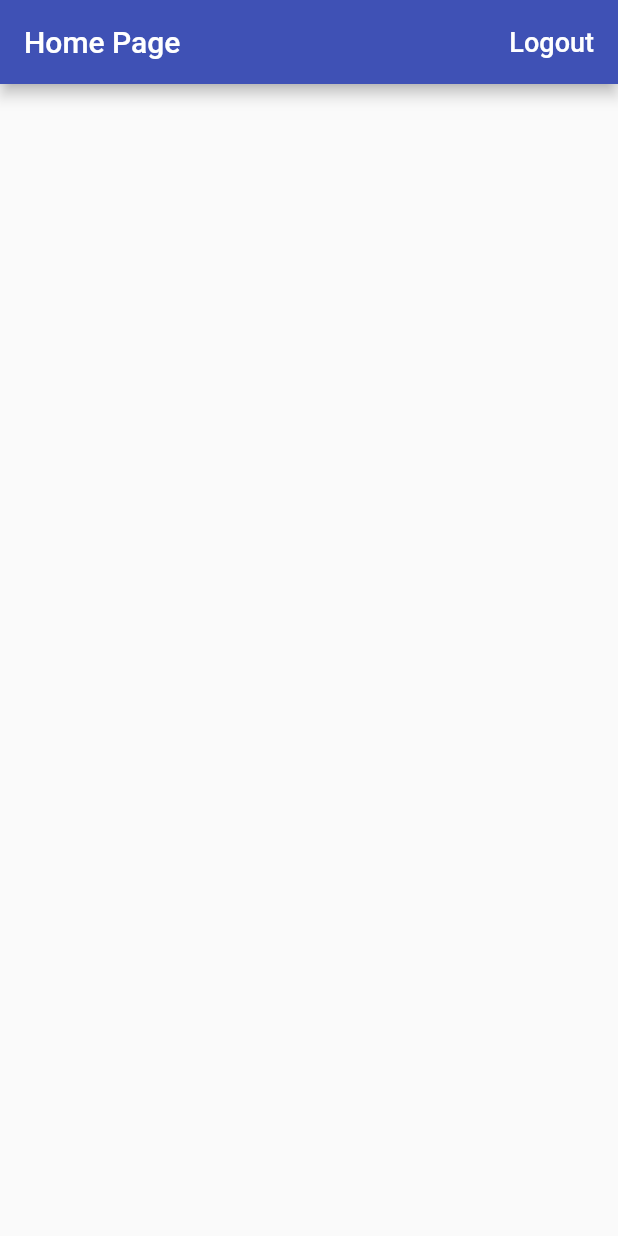
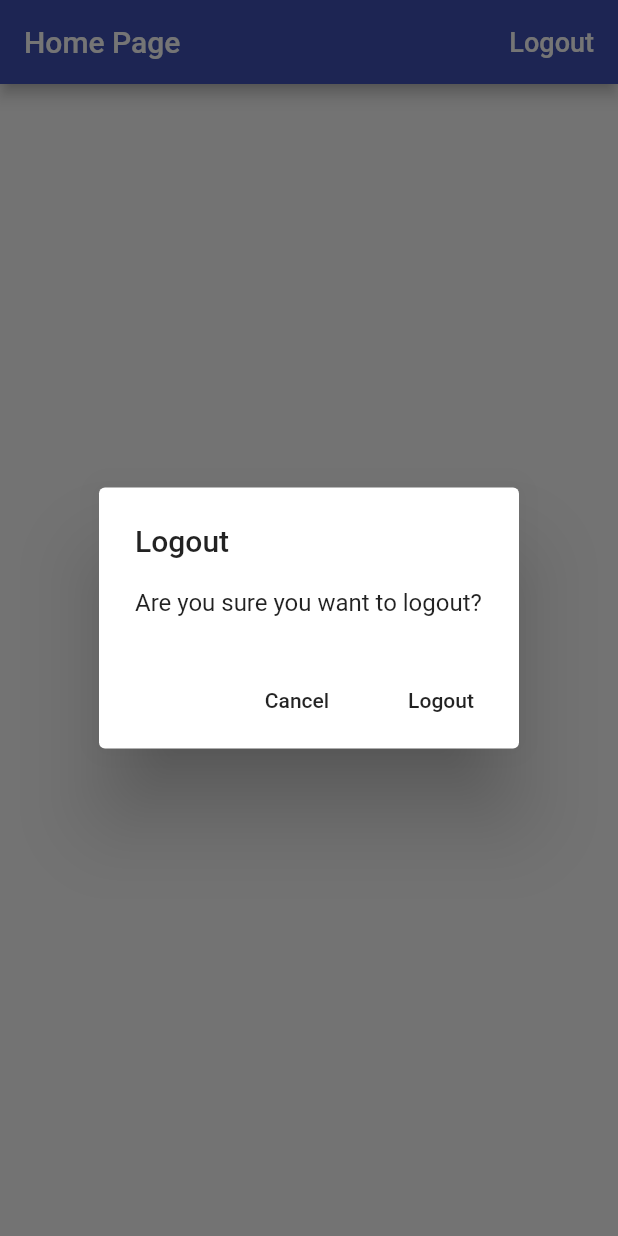
Before and after one commit to mfaraaz/time_tracker, a Flutter app: the screen it shows once a user with an empty profile is signed in, after a tap on "Logout", on a phone screen of 412 x 824 dp. Run offline on Flutter 3.47's test engine with Material 2 defaults, Android fonts, the phone set to English and light mode, and no system bars; our stand-ins replace firebase_auth, google_sign_in; missing offline and left inert: flutter_facebook_login; accounts and stored records are empty.

Commit message:
alertDialog added.

```diff
--- a/lib/app/sign_in/email_sign_in_form.dart
+++ b/lib/app/sign_in/email_sign_in_form.dart
@@ -1,8 +1,11 @@
+import 'dart:io';
+
 import 'package:flutter/material.dart';
 import 'package:flutter/services.dart';
 import 'package:time_tracker/app/sign_in/validators.dart';
 import 'package:time_tracker/services/auth.dart';
 import 'package:time_tracker/widgets/form_sign_in_button.dart';
+import 'package:time_tracker/widgets/platfrom_alert_dialog.dart';
 
 enum emailFormType { signIn, register }
 
@@ -48,7 +51,11 @@
       }
       Navigator.pop(context);
     } catch (e) {
-      print(e.toString());
+      PlatformAlertDialog(
+        title: 'Sign in failed',
+        content: e.toString(),
+        defaultActionText: 'OK',
+      ).show(context);
     } finally {
       setState(() {
         _isLoading = false;
--- a/lib/app/sign_in/home_page.dart
+++ b/lib/app/sign_in/home_page.dart
@@ -1,5 +1,6 @@
 import 'package:flutter/material.dart';
 import 'package:time_tracker/services/auth.dart';
+import 'package:time_tracker/widgets/platfrom_alert_dialog.dart';
 
 class HomePage extends StatelessWidget {
   HomePage({@required this.auth});
@@ -13,6 +14,18 @@
     }
   }
 
+  Future<void> _confirmSignOut(BuildContext context) async {
+    final didRequestSignOut = await PlatformAlertDialog(
+      title: 'Logout',
+      content: 'Are you sure you want to logout?',
+      cancelActionText: 'Cancel',
+      defaultActionText: 'Logout',
+    ).show(context);
+    if (didRequestSignOut == true) {
+      _signOut();
+    }
+  }
+
   @override
   Widget build(BuildContext context) {
     return Scaffold(
@@ -22,7 +35,7 @@
         ),
         actions: [
           FlatButton(
-              onPressed: _signOut,
+              onPressed: () => _confirmSignOut(context),
               child: Text(
                 'Logout',
                 style: TextStyle(fontSize: 18, color: Colors.white),
--- /dev/null
+++ b/lib/widgets/platform_widget.dart
@@ -0,0 +1,15 @@
+import 'dart:io';
+
+import 'package:flutter/material.dart';
+
+abstract class PlatformWidget extends StatelessWidget {
+  Widget buildCupertinoWidget(BuildContext context);
+  Widget buildMaterialWidget(BuildContext context);
+  @override
+  Widget build(BuildContext context) {
+    if (Platform.isIOS) {
+      return buildCupertinoWidget(context);
+    }
+    return buildMaterialWidget(context);
+  }
+}
--- /dev/null
+++ b/lib/widgets/platfrom_alert_dialog.dart
@@ -0,0 +1,86 @@
+import 'dart:io';
+
+import 'package:flutter/cupertino.dart';
+import 'package:flutter/material.dart';
+import 'package:time_tracker/widgets/platform_widget.dart';
+
+class PlatformAlertDialog extends PlatformWidget {
+  PlatformAlertDialog(
+      {@required this.title,
+      @required this.content,
+      this.cancelActionText,
+      @required this.defaultActionText})
+      : assert(title != null),
+        assert(content != null),
+        assert(defaultActionText != null);
+  final String title;
+  final String content;
+  final String cancelActionText;
+  final String defaultActionText;
+
+  Future<bool> show(BuildContext context) async {
+    return Platform.isIOS
+        ? await showCupertinoDialog(
+            context: context,
+            builder: (context) => this,
+          )
+        : await showDialog<bool>(
+            context: context,
+            barrierDismissible: false,
+            builder: (context) => this,
+          );
+  }
+
+  @override
+  Widget buildCupertinoWidget(BuildContext context) {
+    return CupertinoAlertDialog(
+      title: Text(title),
+      content: Text(content),
+      actions: _buildActions(context),
+    );
+  }
+
+  @override
+  Widget buildMaterialWidget(BuildContext context) {
+    return AlertDialog(
+      title: Text(title),
+      content: Text(content),
+      actions: _buildActions(context),
+    );
+  }
+
+  List<Widget> _buildActions(BuildContext context) {
+    final actions = <Widget>[];
+    if (cancelActionText != null) {
+      actions.add(PlatformAlertDialogAction(
+          onPressed: () => Navigator.of(context).pop(false),
+          child: Text(cancelActionText)));
+    }
+    actions.add(PlatformAlertDialogAction(
+        onPressed: () => Navigator.of(context).pop(true),
+        child: Text(defaultActionText)));
+    return actions;
+  }
+}
+
+class PlatformAlertDialogAction extends PlatformWidget {
+  PlatformAlertDialogAction({this.child, this.onPressed});
+  final Widget child;
+  final VoidCallback onPressed;
+
+  @override
+  Widget buildCupertinoWidget(BuildContext context) {
+    return CupertinoDialogAction(
+      child: child,
+      onPressed: onPressed,
+    );
+  }
+
+  @override
+  Widget buildMaterialWidget(BuildContext context) {
+    return FlatButton(
+      child: child,
+      onPressed: onPressed,
+    );
+  }
+}
```
